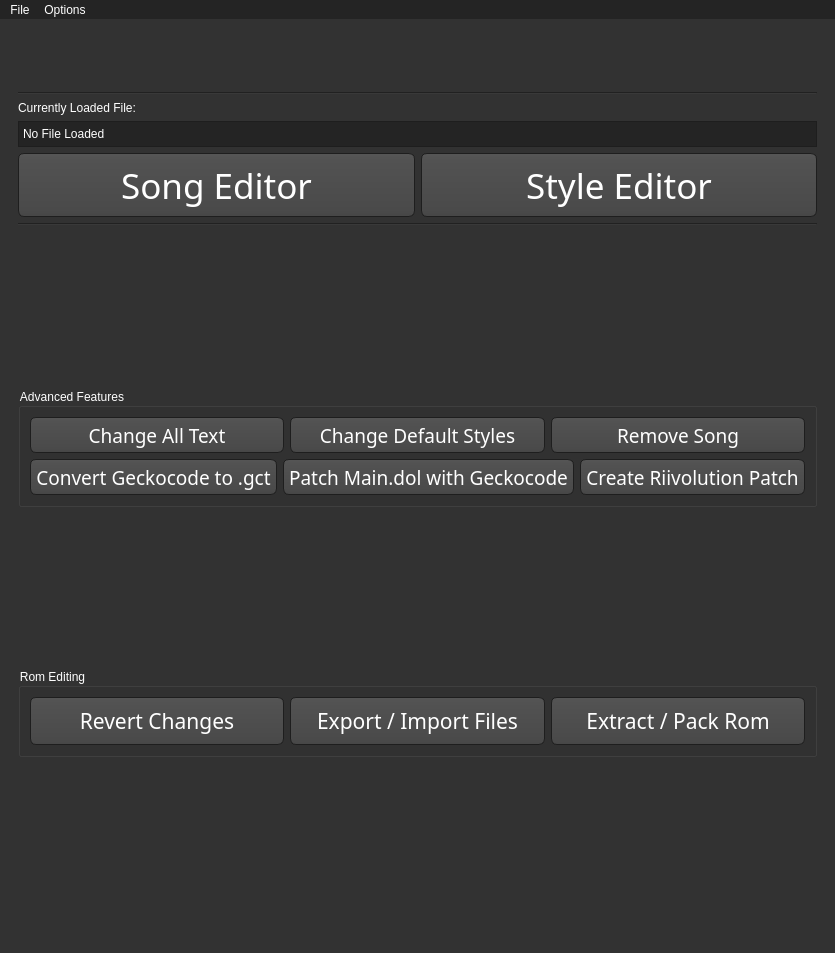
First picture: the form in WiiMusicPlus.ui, repository BenjaminHalko/WiiMusicEditorPlus, before the edit.
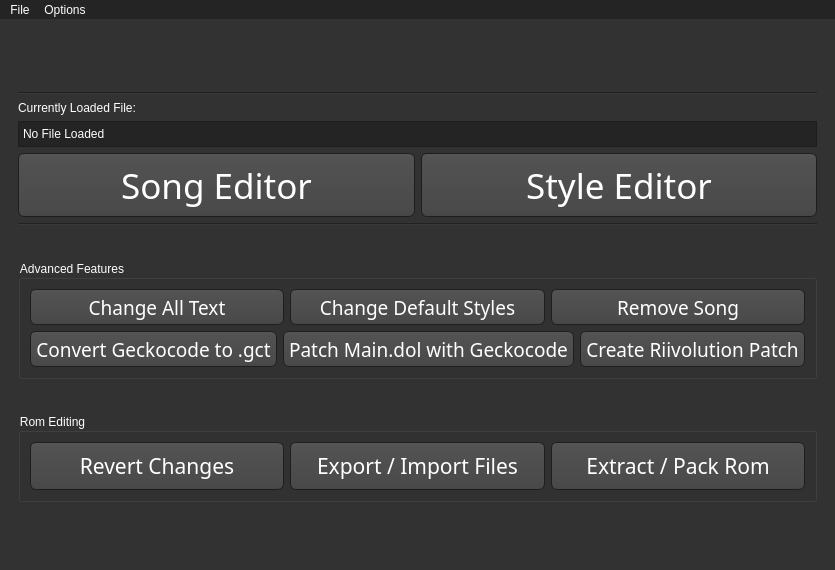
Second picture: the form after the edit. Icons and pictures are not drawn.

Commit message: Made Window Smaller

Patch:
```diff
--- a/WiiMusicPlus.ui
+++ b/WiiMusicPlus.ui
@@ -7,7 +7,7 @@
     <x>0</x>
     <y>0</y>
     <width>814</width>
-    <height>953</height>
+    <height>570</height>
    </rect>
   </property>
   <property name="palette">
```
The commit also changes 1 other file.
